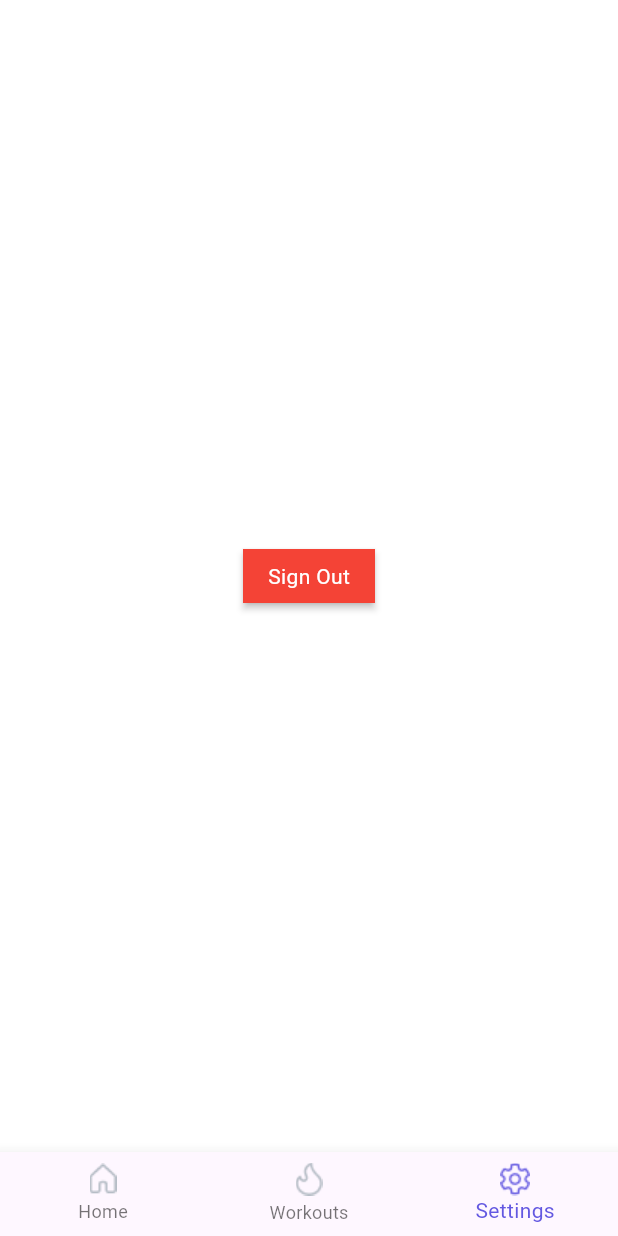
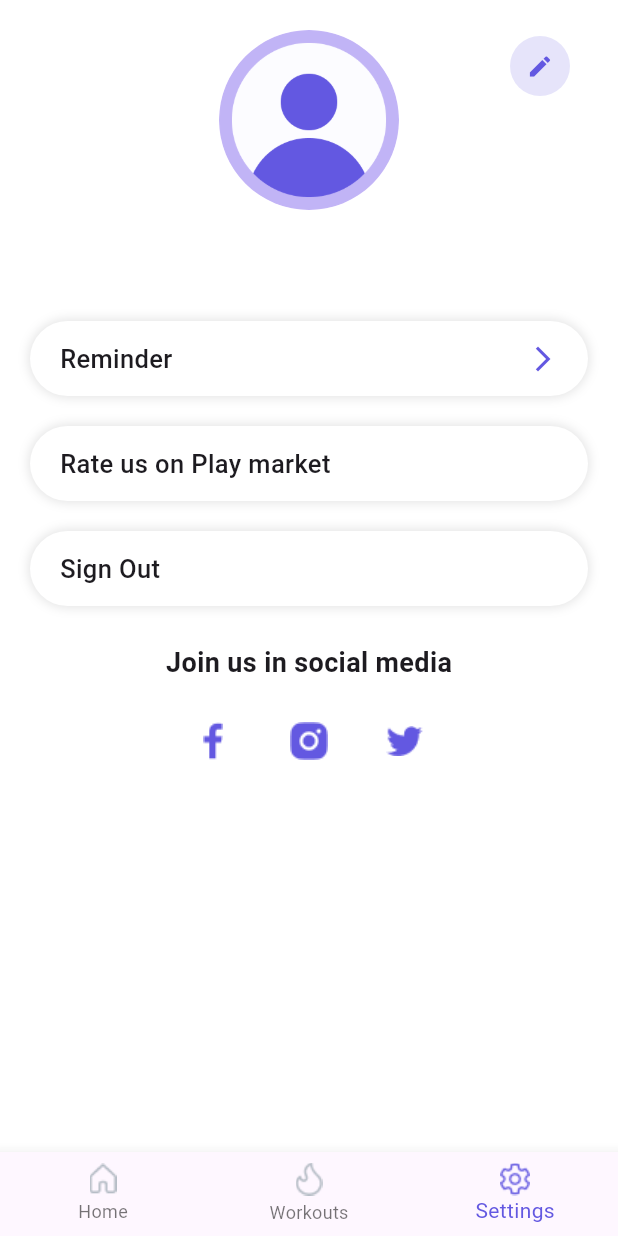
Before and after one commit to MarjuDox/DA2, a Flutter app: the TabBarPage screen opened directly, item 3 of the bottom bar chosen, on a phone screen of 412 x 824 dp. Run offline on Flutter 3.47's test engine with Material 3 defaults, Android fonts, the phone set to English and light mode, and no system bars; our stand-ins replace bloc, chewie, dots_indicator, firebase_auth, firebase_core, firebase_storage and 9 more; missing offline and left inert: custom_timer; accounts and stored records are empty; Roboto replaces fonts that are missing (NotoSansKR); statements that could not run were skipped.

Commit message:
fix setting tabbar + BuildProvider issue

```diff
--- a/lib/core/const/data_constants.dart
+++ b/lib/core/const/data_constants.dart
@@ -7,17 +7,17 @@ import 'package:diabetes/screens/onboarding/widget/onboarding_title.dart';
 class DataConstants {
   // Onboarding
   static final onboardingTiles = [
-    const OnboardingTitle(
+    OnboardingTitle(
       title: TextConstants.onboarding1Title,
       mainText: TextConstants.onboarding1Description,
       imagePath: PathConstants.onboarding1,
     ),
-    const OnboardingTitle(
+    OnboardingTitle(
       title: TextConstants.onboarding2Title,
       mainText: TextConstants.onboarding2Description,
       imagePath: PathConstants.onboarding2,
     ),
-    const OnboardingTitle(
+    OnboardingTitle(
       title: TextConstants.onboarding3Title,
       mainText: TextConstants.onboarding3Description,
       imagePath: PathConstants.onboarding3,
--- a/lib/screens/home/widget/home_content.dart
+++ b/lib/screens/home/widget/home_content.dart
@@ -4,8 +4,8 @@ import 'package:diabetes/core/const/path_constants.dart';
 import 'package:diabetes/core/const/text_constants.dart';
 import 'package:diabetes/model/workout_model.dart';
 import 'package:diabetes/screens/common_widget/diabetes_button.dart';
+import 'package:diabetes/screens/edit_account/page/edit_account_page.dart';
 import 'package:diabetes/screens/home/bloc/home_bloc.dart';
-import 'package:diabetes/screens/home/page/home_page.dart';
 import 'package:diabetes/screens/home/widget/home_exercises_card.dart';
 import 'package:diabetes/screens/home/widget/home_statistics.dart';
 import 'package:diabetes/screens/tabbar/bloc/tab_bar_bloc.dart';
@@ -99,7 +99,7 @@ class HomeContent extends StatelessWidget {
                         radius: 25),
                 onTap: () async {
                   await Navigator.of(context).push(MaterialPageRoute(
-                      builder: (_) => HomePage())); //EditAccountScreen()));
+                      builder: (_) => EditAccountScreen()));
                   BlocProvider.of<HomeBloc>(context).add(ReloadImageEvent());
                 },
               );
--- a/lib/screens/onboarding/bloc/onboarding_bloc.dart
+++ b/lib/screens/onboarding/bloc/onboarding_bloc.dart
@@ -9,6 +9,7 @@ class OnboardingBloc extends Bloc<OnboardingEvent, OnboardingState> {
   int pageIndex = 0;
   final pageController = PageController(initialPage: 0);
 
+  @override
   Stream<OnboardingState> mapEventToState(
     OnboardingEvent event,
   ) async* {
--- a/lib/screens/onboarding/widget/onboarding_title.dart
+++ b/lib/screens/onboarding/widget/onboarding_title.dart
@@ -3,7 +3,7 @@ import 'package:flutter/material.dart';
 class OnboardingTitle extends StatelessWidget {
   final title, imagePath, mainText;
 
-  const OnboardingTitle({super.key, this.imagePath, this.mainText, this.title});
+  OnboardingTitle({this.imagePath, this.mainText, this.title});
 
   @override
   Widget build(BuildContext context) {
@@ -21,7 +21,7 @@ class OnboardingTitle extends StatelessWidget {
           const SizedBox(height: 65),
           Text(
             title,
-            style: const TextStyle(
+            style: TextStyle(
               fontWeight: FontWeight.w700,
               fontSize: 24.0,
             ),
@@ -33,7 +33,7 @@ class OnboardingTitle extends StatelessWidget {
             ),
             child: Text(
               mainText,
-              style: const TextStyle(
+              style: TextStyle(
                 fontSize: 16.0,
               ),
               textAlign: TextAlign.center,
--- a/lib/screens/setting_page/bloc/settings_bloc.dart
+++ b/lib/screens/setting_page/bloc/settings_bloc.dart
@@ -1,7 +1,8 @@
-import 'package:bloc/bloc.dart';
+import 'dart:async';
 import 'package:diabetes/core/service/auth_service.dart';
 import 'package:diabetes/core/service/user_storage_service.dart';
 import 'package:flutter/material.dart';
+import 'package:flutter_bloc/flutter_bloc.dart';
 
 part 'settings_event.dart';
 part 'settings_state.dart';
--- a/lib/screens/setting_page/page/settings_page.dart
+++ b/lib/screens/setting_page/page/settings_page.dart
@@ -15,43 +15,24 @@ import 'package:flutter/material.dart';
 import 'package:flutter_bloc/flutter_bloc.dart';
 import 'package:url_launcher/url_launcher.dart';
 
-class SettingsScreen extends StatefulWidget {
-  const SettingsScreen({Key? key}) : super(key: key);
+class SettingsPage extends StatefulWidget {
+  const SettingsPage({Key? key}) : super(key: key);
 
   @override
-  _SettingsScreenState createState() => _SettingsScreenState();
+  _SettingsPageState createState() => _SettingsPageState();
 }
 
-class _SettingsScreenState extends State {
+class _SettingsPageState extends State {
   String? photoUrl;
   @override
   Widget build(BuildContext context) {
     return Scaffold(body: _buildContext(context));
   }
 
-  // BlocProvider _buildContext(BuildContext context) {
-  //   return BlocProvider(
-  //     create: (context) => SettingsBloc(),
-  //     child: BlocConsumer(
-  //       buildWhen: (_, currState) => currState is SettingsInitial,
-  //       builder: (context, state) {
-  //         final bloc = BlocProvider.of(context);
-  //         if (state is SettingsInitial) {
-  //           bloc.add(SettingsReloadDisplayNameEvent());
-  //           bloc.add(SettingsReloadImageEvent());
-  //         }
-  //         return _settingsContent(context);
-  //       },
-  //       listenWhen: (_, currState) => true,
-  //       listener: (context, state) {},
-  //     ),
-  //   );
-  // }
-
-  BlocProvider _buildContext(BuildContext context) {
+  BlocProvider<SettingsBloc> _buildContext(BuildContext context) {
     return BlocProvider<SettingsBloc>(
       create: (context) => SettingsBloc(),
-      child: BlocConsumer<SettingsBloc, SettingsState>(
+      child: BlocConsumer<SettingsBloc,SettingsState>(
         buildWhen: (_, currState) => currState is SettingsInitial,
         builder: (context, state) {
           final bloc = BlocProvider.of<SettingsBloc>(context);
@@ -77,7 +58,7 @@ class _SettingsScreenState extends State {
           padding: EdgeInsets.only(top: 20.0, left: 20.0, right: 20.0),
           child: Column(children: [
             Stack(alignment: Alignment.topRight, children: [
-              BlocBuilder(
+              BlocBuilder <SettingsBloc, SettingsState>(
                 buildWhen: (_, currState) =>
                     currState is SettingsReloadImageState,
                 builder: (context, state) {
@@ -119,7 +100,7 @@ class _SettingsScreenState extends State {
                   child: Icon(Icons.edit, color: ColorConstants.primaryColor)),
             ]),
             SizedBox(height: 15),
-            BlocBuilder(
+            BlocBuilder<SettingsBloc, SettingsState>(
               buildWhen: (_, currState) =>
                   currState is SettingsReloadDisplayNameState,
               builder: (context, state) {
--- a/lib/screens/tabbar/page/tab_bar_page.dart
+++ b/lib/screens/tabbar/page/tab_bar_page.dart
@@ -1,9 +1,8 @@
 import 'package:diabetes/core/const/color_constants.dart';
 import 'package:diabetes/core/const/path_constants.dart';
 import 'package:diabetes/core/const/text_constants.dart';
-import 'package:diabetes/core/service/auth_service.dart';
 import 'package:diabetes/screens/home/page/home_page.dart';
-import 'package:diabetes/screens/sign_in/page/sign_in_page.dart';
+import 'package:diabetes/screens/setting_page/page/settings_page.dart';
 import 'package:diabetes/screens/tabbar/bloc/tab_bar_bloc.dart';
 import 'package:diabetes/screens/workouts/page/workout_page.dart';
 import 'package:flutter/material.dart';
@@ -40,6 +39,46 @@ class TabBarPage extends StatelessWidget {
       items: [
         BottomNavigationBarItem(
           icon: Image(
+            image: AssetImage(PathConstants.home),
+            color: bloc.currentIndex == 0 ? ColorConstants.primaryColor : null,
+          ),
+          label: TextConstants.homeIcon,
+        ),
+        BottomNavigationBarItem(
+          icon: Image(
+            image: AssetImage(PathConstants.workouts),
+            color: bloc.currentIndex == 1 ? ColorConstants.primaryColor : null,
+          ),
+          label: TextConstants.workoutsIcon,
+        ),
+        BottomNavigationBarItem(
+          icon: Image(
+            image: AssetImage(PathConstants.settings),
+            color: bloc.currentIndex == 2 ? ColorConstants.primaryColor : null,
+          ),
+          label: TextConstants.settingsIcon,
+        ),
+      ],
+      onTap: (index) {
+        bloc.add(TabBarItemTappedEvent(index: index));
+      },
+    );
+  }
+
+  Widget _createBody(BuildContext context, int index) {
+    final children = [HomePage(), WorkoutsPage(), SettingsPage()];
+    return children[index];
+  }
+}
+
+  Widget _createdBottomTabBar(BuildContext context) {
+    final bloc = BlocProvider.of<TabBarBloc>(context, listen: false);
+    return BottomNavigationBar(
+      currentIndex: bloc.currentIndex,
+      fixedColor: ColorConstants.primaryColor,
+      items: [
+        BottomNavigationBarItem(
+          icon: Image(
             image: const AssetImage(PathConstants.home),
             color: bloc.currentIndex == 0 ? ColorConstants.primaryColor : null,
           ),
@@ -65,33 +104,3 @@ class TabBarPage extends StatelessWidget {
       },
     );
   }
-
-  Widget _createBody(BuildContext context, int index) {
-    final children = [
-        HomePage(),
-        WorkoutsPage(),
-      // SettingsScreen()
-      Scaffold(
-        body: Center(
-          child: RawMaterialButton(
-            fillColor: Colors.red,
-            child: const Text(
-              TextConstants.signOut,
-              style: TextStyle(
-                color: ColorConstants.white,
-              ),
-            ),
-            onPressed: () {
-              AuthService.signOut();
-              Navigator.pushReplacement(
-                context,
-                MaterialPageRoute(builder: (_) => const SignInPage()),
-              );
-            },
-          ),
-        ),
-      ),
-    ];
-    return children[index];
-  }
-}
--- a/lib/screens/workout_details/widget/workout_details_body.dart
+++ b/lib/screens/workout_details/widget/workout_details_body.dart
@@ -35,7 +35,7 @@ class WorkoutDetailsBody extends StatelessWidget {
   }
 
   Widget _createBackButton(BuildContext context) {
-    final bloc = BlocProvider.of<WorkoutDetailsBloc>(context);
+    final bloc = BlocProvider.of<WorkoutDetailsBloc>(context,listen: false);
     return Positioned(
       child: SafeArea(
         child: BlocBuilder<WorkoutDetailsBloc, WorkoutDetailsState>(
--- a/lib/screens/workouts/page/workout_page.dart
+++ b/lib/screens/workouts/page/workout_page.dart
@@ -18,7 +18,7 @@ class WorkoutsPage extends StatelessWidget {
       child: BlocConsumer<WorkoutsBloc, WorkoutsState>(
         buildWhen: (_, currState) => currState is WorkoutsInitial,
         builder: (context, state) {
-          final bloc = BlocProvider.of<WorkoutsBloc>(context);
+          final bloc = BlocProvider.of<WorkoutsBloc>(context,listen: false);
           bloc.add(WorkoutsInitialEvent());
           return WorkoutContent();
         },
--- a/lib/screens/workouts/widget/workout_card.dart
+++ b/lib/screens/workouts/widget/workout_card.dart
@@ -13,7 +13,7 @@ class WorkoutCard extends StatelessWidget {
 
   @override
   Widget build(BuildContext context) {
-    final bloc = BlocProvider.of<WorkoutsBloc>(context);
+    final bloc = BlocProvider.of<WorkoutsBloc>(context,listen: false);
     return Container(
       width: double.infinity,
       height: 140,
--- a/pubspec.yaml
+++ b/pubspec.yaml
@@ -12,11 +12,10 @@ dependencies:
 
   #bloc
   flutter_bloc: ^7.0.1
-  bloc: ^7.0.1
 
 # Firebase
   firebase_auth: ^4.15.2
-  firebase_core: ^2.24.0
+  firebase_core: ^2.26.0
   firebase_storage: ^11.6.7
 
   #secure storage
@@ -42,7 +41,7 @@ dependencies:
   image_picker: ^0.8.2
 
   # Reminder notification
-  flutter_local_notifications: ^13.0.0
+  flutter_local_notifications: ^16.3.3
 
   # Native timezone
   #flutter_native_timezone: ^2.0.0
```
Also changed, not shown: lib/main.dart (+27 -24 lines), lib/screens/edit_account/page/edit_account_page.dart (+5 -5 lines), lib/screens/onboarding/widget/onboarding_content.dart (+8 -9 lines), lib/screens/reminder/bloc/reminder_bloc.dart (+9 -8 lines), lib/firebase_options.dart (added), pubspec.lock, 4 other files.
